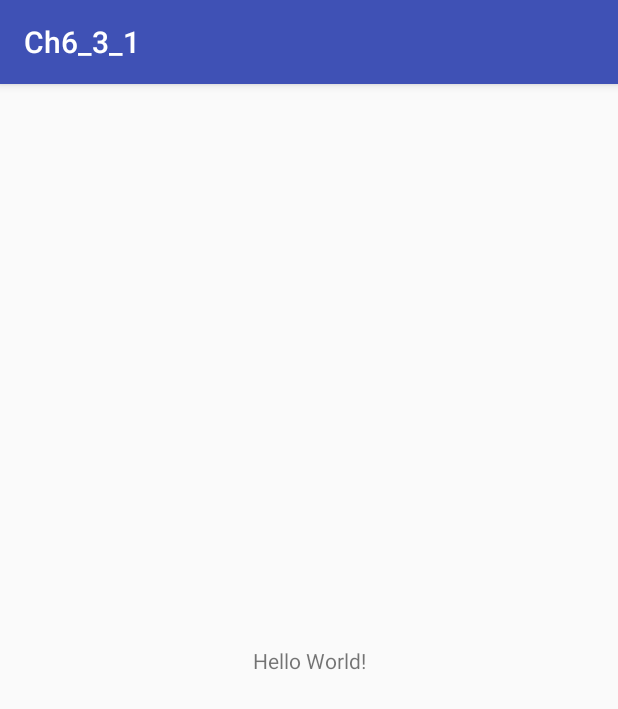
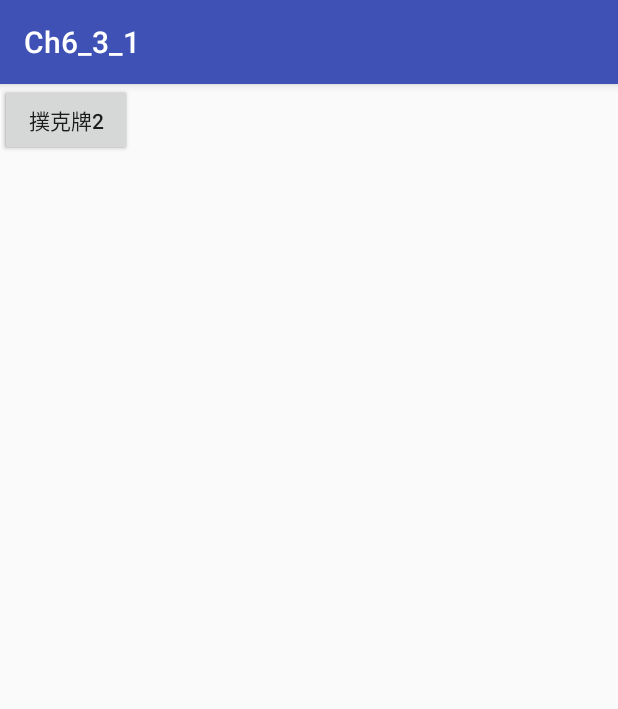
Before and after one commit to 2018Android/Android-Ch6_3_1, an Android app: the screen it shows after launch (MainActivity), on a phone screen of 412 x 824 dp. Shown: the top 709 px of the screen. Run offline under Robolectric (Android 15) with nearby library versions, the phone set to English and light mode, and no system bars.

Commit message:
新增2個按鈕：撲克牌1和撲克牌2

```diff
--- a/app/src/main/res/layout/activity_main.xml
+++ b/app/src/main/res/layout/activity_main.xml
@@ -6,13 +6,19 @@
     android:layout_height="match_parent"
     tools:context="com.example.mlr.ch6_3_1.MainActivity">
 
-    <TextView
+    <Button
+        android:id="@+id/button"
         android:layout_width="wrap_content"
         android:layout_height="wrap_content"
-        android:text="Hello World!"
-        app:layout_constraintBottom_toBottomOf="parent"
-        app:layout_constraintLeft_toLeftOf="parent"
-        app:layout_constraintRight_toRightOf="parent"
-        app:layout_constraintTop_toTopOf="parent" />
+        android:text="撲克牌1"
+        tools:layout_editor_absoluteX="36dp"
+        tools:layout_editor_absoluteY="135dp" />
 
+    <Button
+        android:id="@+id/button2"
+        android:layout_width="wrap_content"
+        android:layout_height="wrap_content"
+        android:text="撲克牌2"
+        tools:layout_editor_absoluteX="245dp"
+        tools:layout_editor_absoluteY="135dp" />
 </android.support.constraint.ConstraintLayout>
```
